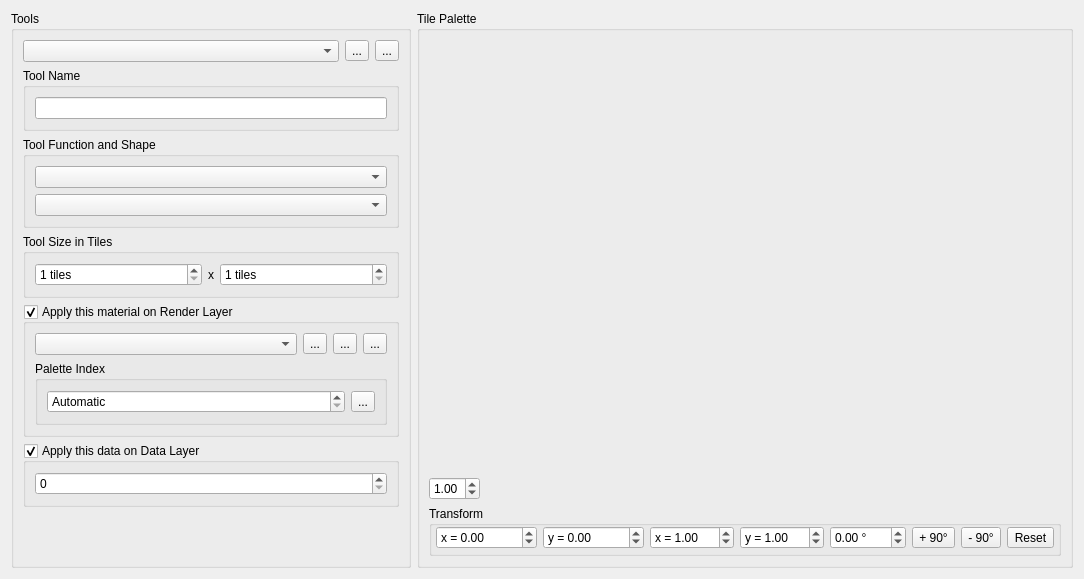
ensisoft/detonator, file editor/gui/dlgtiletool.ui: the form before one commit.
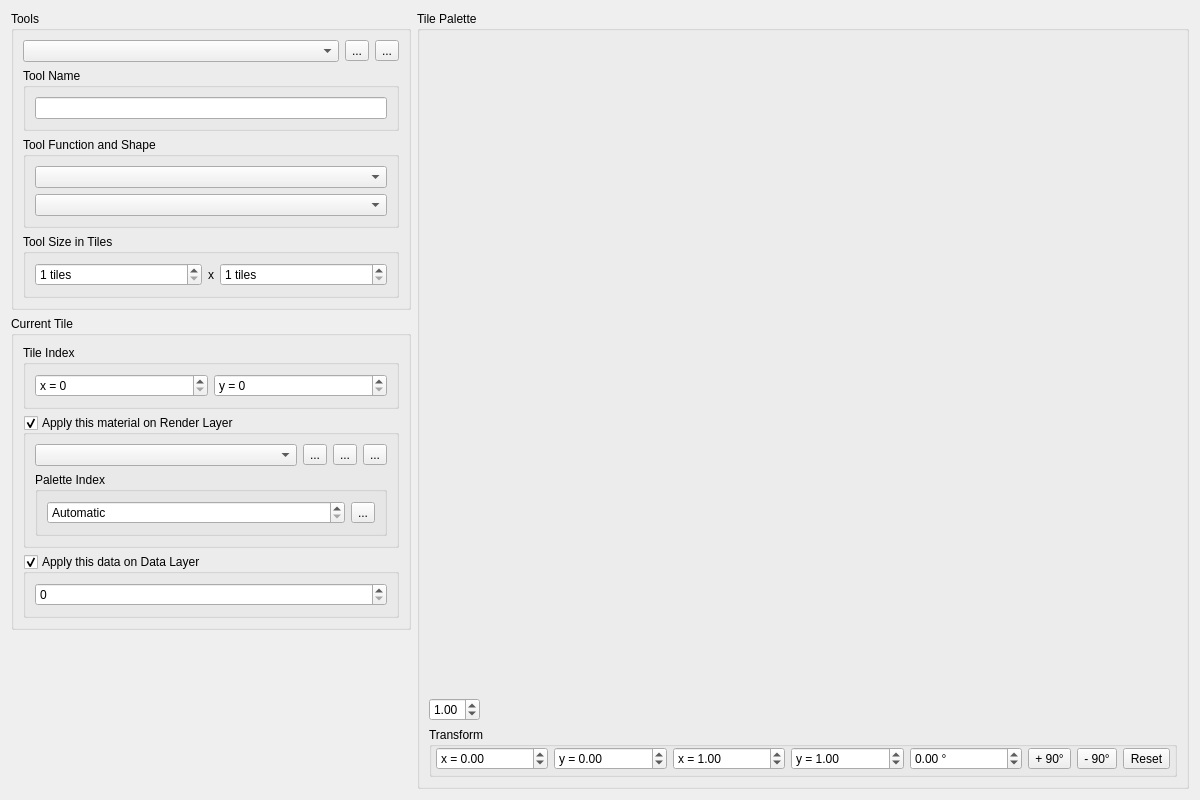
The form after the commit. Icons and pictures are not drawn. Custom widgets are drawn as their Qt base class.

Commit message:
Refactor tile editor tile brush to support per tile setting
Refactor tile editor tile brush to support per tile setting. This
is a requirement for adding more complicated tile tools such as
terrain tools etc that require different tile settins for both
render layer and data layer.

The edit to the form file:
```diff
--- a/editor/gui/dlgtiletool.ui
+++ b/editor/gui/dlgtiletool.ui
@@ -6,8 +6,8 @@
    <rect>
     <x>0</x>
     <y>0</y>
-    <width>885</width>
-    <height>579</height>
+    <width>1200</width>
+    <height>800</height>
    </rect>
   </property>
   <property name="windowTitle">
@@ -19,6 +19,8 @@
   </property>
   <layout class="QHBoxLayout" name="horizontalLayout_5">
    <item>
+    <layout class="QVBoxLayout" name="verticalLayout_5">
+     <item>
     <widget class="QGroupBox" name="groupBox">
      <property name="sizePolicy">
       <sizepolicy hsizetype="Maximum" vsizetype="Preferred">
@@ -107,7 +109,7 @@
         <property name="flat">
          <bool>true</bool>
         </property>
-        <layout class="QVBoxLayout" name="verticalLayout_5">
+          <layout class="QVBoxLayout" name="verticalLayout_6">
          <item>
           <widget class="QComboBox" name="cmbToolFunction"/>
          </item>
@@ -180,21 +182,62 @@
         </layout>
        </widget>
       </item>
+       </layout>
+      </widget>
+     </item>
       <item>
-       <widget class="QGroupBox" name="material">
+      <widget class="QGroupBox" name="currentTile">
+       <property name="minimumSize">
+        <size>
+         <width>400</width>
+         <height>0</height>
+        </size>
+       </property>
         <property name="title">
-         <string>Apply this material on Render Layer</string>
-        </property>
-        <property name="flat">
-         <bool>true</bool>
-        </property>
-        <property name="checkable">
-         <bool>true</bool>
+        <string>Current Tile</string>
         </property>
         <layout class="QVBoxLayout" name="verticalLayout_3">
          <item>
+         <widget class="QGroupBox" name="groupBox_8">
+          <property name="title">
+           <string>Tile Index</string>
+          </property>
+          <property name="flat">
+           <bool>true</bool>
+          </property>
           <layout class="QHBoxLayout" name="horizontalLayout_2">
            <item>
+            <widget class="QSpinBox" name="tileCol">
+             <property name="prefix">
+              <string>x = </string>
+             </property>
+            </widget>
+           </item>
+           <item>
+            <widget class="QSpinBox" name="tileRow">
+             <property name="prefix">
+              <string>y = </string>
+             </property>
+            </widget>
+           </item>
+          </layout>
+         </widget>
+        </item>
+        <item>
+         <widget class="QGroupBox" name="material">
+          <property name="title">
+           <string>Apply this material on Render Layer</string>
+          </property>
+          <property name="flat">
+           <bool>true</bool>
+          </property>
+          <property name="checkable">
+           <bool>true</bool>
+          </property>
+          <layout class="QVBoxLayout" name="verticalLayout_7">
+           <item>
+            <layout class="QHBoxLayout" name="horizontalLayout_3">
+             <item>
             <widget class="QComboBox" name="cmbToolMaterial">
              <property name="sizePolicy">
               <sizepolicy hsizetype="Preferred" vsizetype="Fixed">
@@ -203,7 +246,7 @@
               </sizepolicy>
              </property>
              <property name="placeholderText">
-              <string>Nothing</string>
+                <string/>
              </property>
             </widget>
            </item>
@@ -265,7 +308,7 @@
            <property name="flat">
             <bool>true</bool>
            </property>
-           <layout class="QHBoxLayout" name="horizontalLayout_3">
+             <layout class="QHBoxLayout" name="horizontalLayout_4">
             <item>
              <widget class="QSpinBox" name="toolPaletteIndex">
               <property name="sizePolicy">
@@ -331,7 +374,7 @@
         <property name="checkable">
          <bool>true</bool>
         </property>
-        <layout class="QHBoxLayout" name="horizontalLayout_4">
+          <layout class="QVBoxLayout" name="verticalLayout_8">
          <item>
           <widget class="QSpinBox" name="toolValue">
            <property name="sizePolicy">
@@ -348,11 +391,17 @@
         </layout>
        </widget>
       </item>
+       </layout>
+      </widget>
+     </item>
       <item>
-       <spacer name="verticalSpacer">
+      <spacer name="verticalSpacer_2">
         <property name="orientation">
          <enum>Qt::Vertical</enum>
         </property>
+       <property name="sizeType">
+        <enum>QSizePolicy::MinimumExpanding</enum>
+       </property>
         <property name="sizeHint" stdset="0">
          <size>
           <width>20</width>
@@ -362,7 +411,6 @@
        </spacer>
       </item>
      </layout>
-    </widget>
    </item>
    <item>
     <widget class="QGroupBox" name="groupBox_2">
```
Left out of the diff: 12 changed lines with no effect on the pictures. Lines whose indentation alone changed are shown as unchanged. The commit also changes 4 other files.
